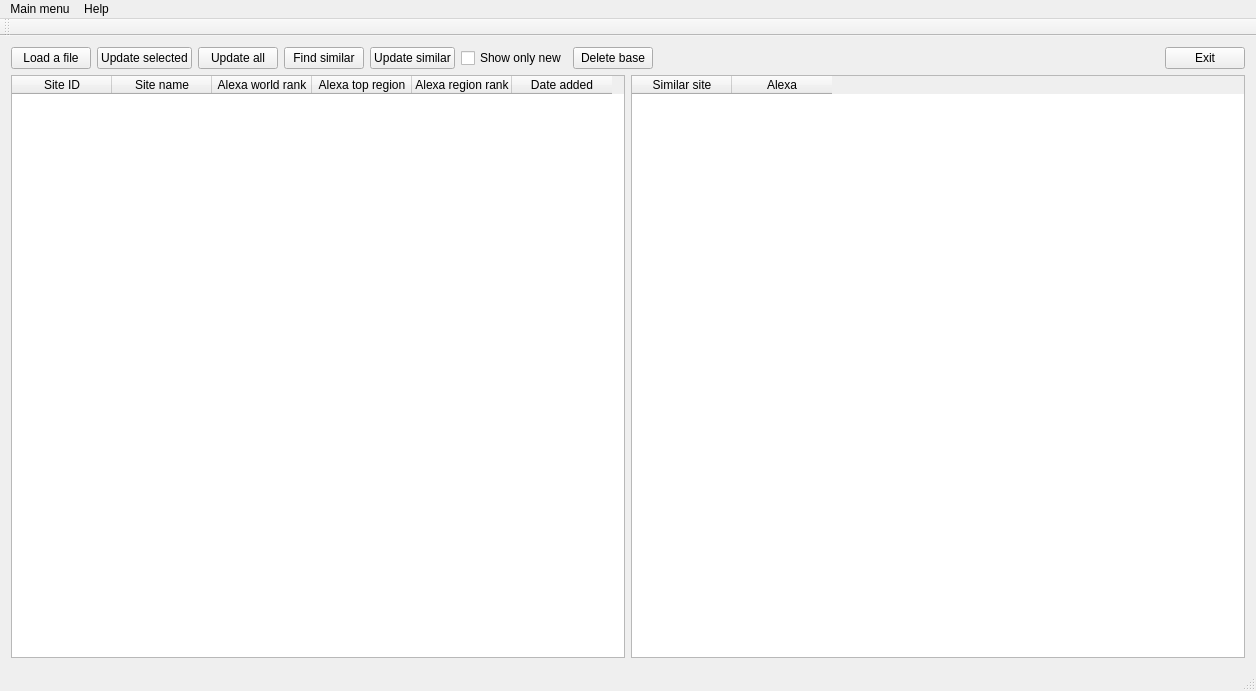
Before: the Qt Designer form mainwindow.ui in forGGe/fast-gys, drawn with Qt 5.
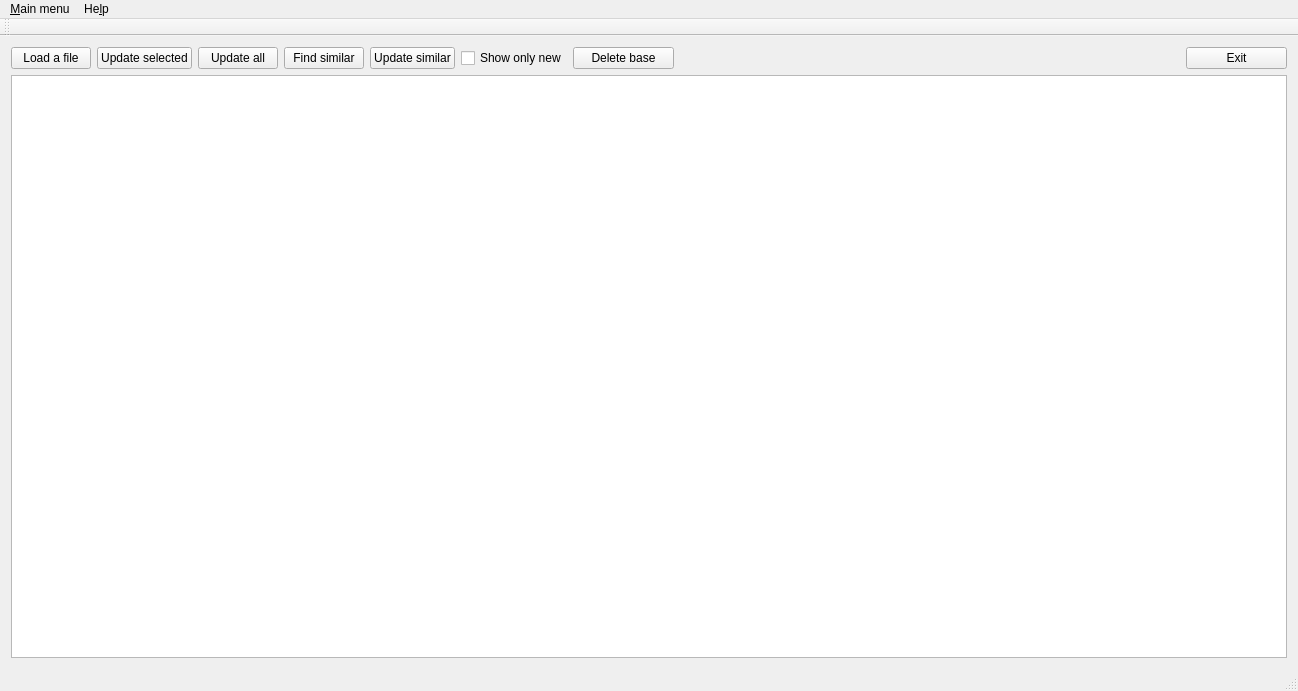
After: the same form once the commit is applied.

Diff of the .ui file:
```diff
--- a/mainwindow.ui
+++ b/mainwindow.ui
@@ -6,7 +6,7 @@
    <rect>
     <x>0</x>
     <y>0</y>
-    <width>1200</width>
+    <width>1298</width>
     <height>691</height>
    </rect>
   </property>
@@ -43,52 +43,7 @@
        <enum>QLayout::SetMaximumSize</enum>
       </property>
       <item row="0" column="0">
-       <widget class="QTableWidget" name="mainSitesTable">
-        <column>
-         <property name="text">
-          <string>Site ID</string>
-         </property>
-        </column>
-        <column>
-         <property name="text">
-          <string>Site name</string>
-         </property>
-        </column>
-        <column>
-         <property name="text">
-          <string>Alexa world rank</string>
-         </property>
-        </column>
-        <column>
-         <property name="text">
-          <string>Alexa top region</string>
-         </property>
-        </column>
-        <column>
-         <property name="text">
-          <string>Alexa region rank</string>
-         </property>
-        </column>
-        <column>
-         <property name="text">
-          <string>Date added</string>
-         </property>
-        </column>
-       </widget>
-      </item>
-      <item row="0" column="1">
-       <widget class="QTableWidget" name="similarSitesTable">
-        <column>
-         <property name="text">
-          <string>Similar site</string>
-         </property>
-        </column>
-        <column>
-         <property name="text">
-          <string>Alexa</string>
-         </property>
-        </column>
-       </widget>
+       <widget class="QTableView" name="tableView"/>
       </item>
      </layout>
     </item>
@@ -168,20 +123,20 @@
     <rect>
      <x>0</x>
      <y>0</y>
-     <width>1200</width>
-     <height>21</height>
+     <width>1298</width>
+     <height>19</height>
     </rect>
    </property>
    <widget class="QMenu" name="menuGrow_Your_Sales">
     <property name="title">
-     <string>Main menu</string>
+     <string>&amp;Main menu</string>
     </property>
     <addaction name="actionLoad_file"/>
     <addaction name="actionExit"/>
    </widget>
    <widget class="QMenu" name="menuAbout">
     <property name="title">
-     <string>Help</string>
+     <string>He&amp;lp</string>
     </property>
     <addaction name="actionAbout"/>
    </widget>
```
Left out of the diff: 6 changed lines with no effect on the pictures.
